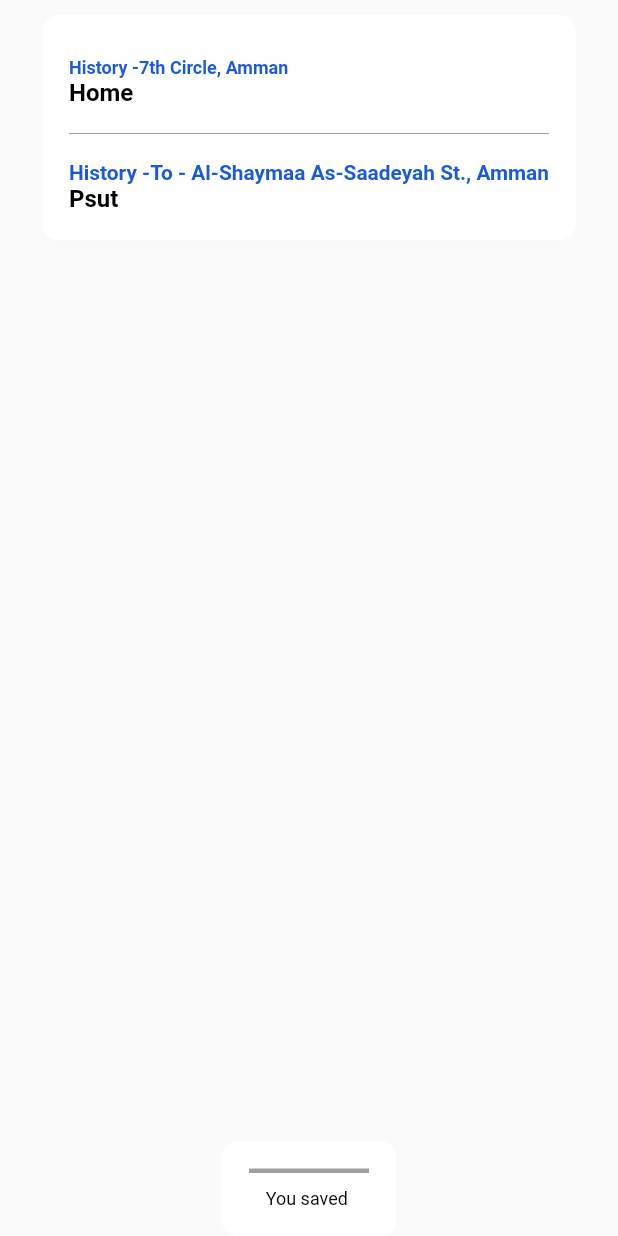
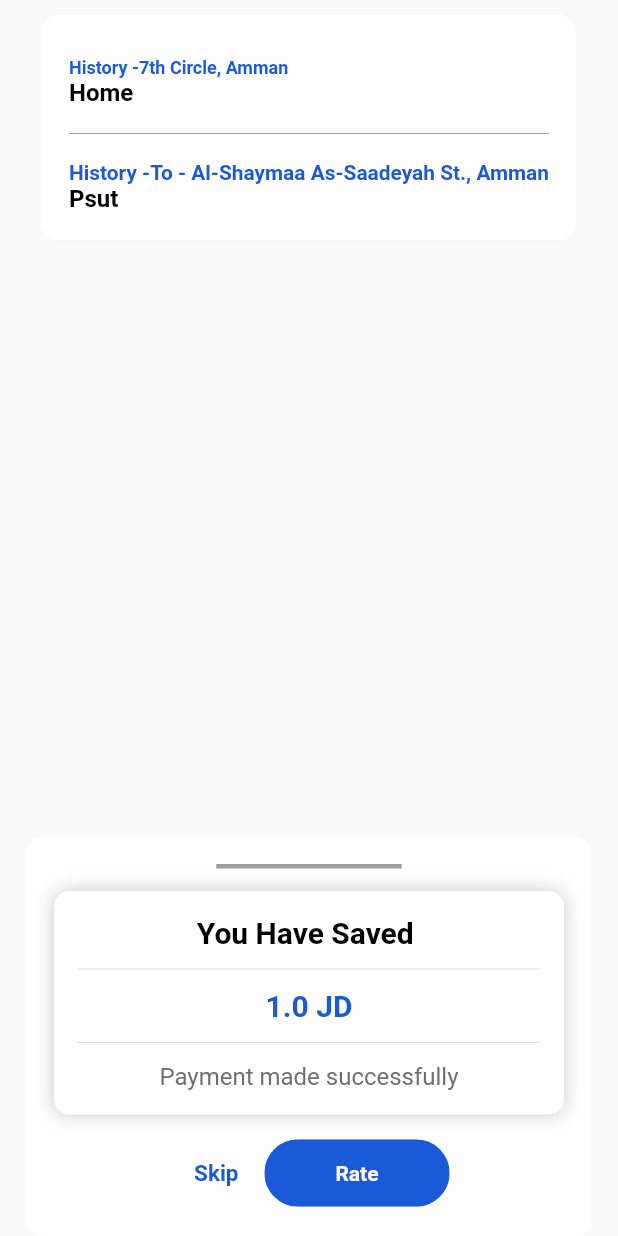
Before and after one commit to sadeelmu/Ontheway, a Flutter app: the FinishRideScreen widget shown alone on an empty page, opened directly, on a phone screen of 412 x 824 dp. Run offline on Flutter 3.47's test engine with Material 2 defaults, Android fonts, the phone set to English and light mode, and no system bars; our stand-ins replace geolocator, get_it, google_maps_flutter; missing offline and left inert: flutter_polyline_points.

Commit message:
adding finish ride

```diff
--- a/lib/core/screens/container/container_screen.dart
+++ b/lib/core/screens/container/container_screen.dart
@@ -12,6 +12,7 @@ import 'package:flutter/material.dart';
 
 import '../../../locator.dart';
 import '../../constants/color_constants.dart';
+import '../finish_ride/finish_ride_screen.dart';
 import '../start_ride/start_ride_screen.dart';
 
 class ContainerScreen extends StatefulWidget {
@@ -48,6 +49,7 @@ class _ContainerScreenState extends State<ContainerScreen> {
       }
       viewObserver.rebuildView.sink.add("");
     });
+
     viewObserver.viewObserverContoller.sink.add(ViewEnum.DESTENTION);
     super.initState();
   }
--- a/lib/core/screens/container/container_screen_app_bars.dart
+++ b/lib/core/screens/container/container_screen_app_bars.dart
@@ -105,6 +105,23 @@ class _AppBarViewsState extends State<AppBarViews> {
               avatarColor: ColorConstants.color_0xff1A5AD9,
               iconColor: ColorConstants.color_0xffffffff,
               hasBackIcon: true));
+          break;
+        case ViewEnum.FINISH_RIDE:
+          viewObserver.appBarViews.add(BaseAppBar(
+            leadingActionTap: () {
+              viewObserver.popScreen();
+            },
+            isToLined: false,
+            firstTextColor: Colors.black,
+            hasBackIcon: true,
+            secondeText: "Finished",
+            secondeTextColor: Colors.black,
+            avatarColor: ColorConstants.color_0xff1A5AD9,
+            iconColor: ColorConstants.color_0xffffffff,
+            backgroundColor: ColorConstants.color_0xffffffff,
+            coloredfirstTextColor: ColorConstants.color_0xff1A5AD9,
+          ));
+          break;
       }
       viewObserver.appbuildView.sink.add("event");
     });
--- a/lib/core/screens/finish_ride/finish_ride_screen.dart
+++ b/lib/core/screens/finish_ride/finish_ride_screen.dart
@@ -30,33 +30,101 @@ class _FinishRideScreenState extends State<FinishRideScreen> {
               borderRadius: BorderRadius.circular(10),
               child: Align(
                 alignment: Alignment.bottomCenter,
-                child: Padding(
-                  padding: const EdgeInsets.only(left: 23, right: 23),
                 child: ClipRRect(
                   borderRadius: BorderRadius.circular(10),
                   child: Container(
                     color: Colors.white,
                     child: Padding(
                       padding: const EdgeInsets.all(18),
-                        child:
-                            Column(mainAxisSize: MainAxisSize.min, children: [
+                      child: Column(mainAxisSize: MainAxisSize.min, children: [
                         Container(
-                            width: 80,
+                          width: MediaQuery.of(context).size.width * 0.3,
                           height: 3,
                           color: Colors.grey,
                         ),
                         SizedBox(
-                            height: 10,
+                          height: 15,
                         ),
-                          RichText(
-                            text: TextSpan(
-                              text: "You saved ",
-                              style:
-                                  TextStyle(color: Colors.black, fontSize: 12),
+                        Container(
+                          decoration: BoxDecoration(
+                              color: ColorConstants.color_0xffffffff,
+                              borderRadius: BorderRadius.circular(10),
+                              boxShadow: [BoxShadow(blurRadius: 10, spreadRadius: 0.1, color: Colors.black.withOpacity(0.2))]),
+                          child: Padding(
+                            padding: const EdgeInsets.all(16),
+                            child: Column(
+                              children: [
+                                CustomText(
+                                  title: "You Have Saved ",
+                                  style: const TextStyle(color: Colors.black, fontSize: 20, fontWeight: FontWeight.bold),
+                                ),
+                                SizedBox(
+                                  height: 5,
+                                ),
+                                Divider(),
+                                SizedBox(
+                                  height: 5,
+                                ),
+                                CustomText(
+                                  title: "1.0 JD",
+                                  style: const TextStyle(
+                                      color: ColorConstants.color_0xff1A5AD9, fontSize: 20, fontWeight: FontWeight.bold),
+                                ),
+                                SizedBox(
+                                  height: 5,
+                                ),
+                                Divider(),
+                                SizedBox(
+                                  height: 5,
+                                ),
+                                CustomText(
+                                  title: "Payment made successfully",
+                                  style: const TextStyle(
+                                      color: ColorConstants.color_0xff707070, fontSize: 16, fontWeight: FontWeight.normal),
+                                ),
+                              ],
                             ),
                           ),
+                        ),
+                        SizedBox(
+                          height: 15,
+                        ),
+                        Row(
+                          mainAxisAlignment: MainAxisAlignment.center,
+                          children: [
+                            TextButton(
+                              onPressed: () {},
+                              child: CustomText(
+                                title: "Skip",
+                                shouldFit: true,
+                                style: const TextStyle(
+                                    color: ColorConstants.color_0xff1A5AD9, fontSize: 15, fontWeight: FontWeight.bold),
+                              ),
+                            ),
+                            Align(
+                              alignment: Alignment.bottomCenter,
+                              child: InkWell(
+                                onTap: () {},
+                                child: ClipRRect(
+                                  borderRadius: BorderRadius.circular(25),
+                                  child: Container(
+                                    color: ColorConstants.color_0xff1A5AD9,
+                                    width: MediaQuery.of(context).size.width * 0.3,
+                                    height: 45,
+                                    alignment: Alignment.center,
+                                    padding: EdgeInsets.all(12),
+                                    child: CustomText(
+                                      shouldFit: false,
+                                      title: "Rate",
+                                      style: TextStyle(color: Colors.white, fontWeight: FontWeight.bold),
+                                    ),
+                                  ),
+                                ),
+                              ),
+                            ),
+                          ],
+                        )
                       ]),
-                      ),
                     ),
                   ),
                 ),
--- a/lib/core/screens/start_ride/start_ride_screen.dart
+++ b/lib/core/screens/start_ride/start_ride_screen.dart
@@ -1,4 +1,5 @@
 import 'package:beltareeq/core/constants/color_constants.dart';
+import 'package:beltareeq/core/enums/view_enum.dart';
 import 'package:beltareeq/core/screens/home_page/home_page_bloc.dart';
 import 'package:beltareeq/core/services/mock_services.dart';
 import 'package:beltareeq/core/shared_widgets/location_container.dart';
@@ -127,13 +128,18 @@ class _StartRideScreenState extends State<StartRideScreen> {
                                       title: "Message",
                                       style: TextStyle(
                                           color: ColorConstants.color_0xff1A5AD9, fontWeight: FontWeight.bold, fontSize: 10)),
-                                  CustomText(
+                                  InkWell(
+                                    onTap: () {
+                                      locator<ViewObserver>().rebuildViews(ViewEnum.FINISH_RIDE);
+                                    },
+                                    child: CustomText(
                                         title: "Cancel Trip",
                                         style: TextStyle(
                                           color: ColorConstants.color_0xff1A5AD9,
                                           fontWeight: FontWeight.bold,
                                           fontSize: 10,
                                         )),
+                                  ),
                                 ]),
                             SizedBox(
                               height: 20,
--- a/lib/routes.dart
+++ b/lib/routes.dart
@@ -1,5 +1,6 @@
 import 'package:beltareeq/core/constants/routers_constants.dart';
 import 'package:beltareeq/core/screens/destination_page/destination_page_screen.dart';
+import 'package:beltareeq/core/screens/finish_ride/finish_ride_screen.dart';
 import 'package:beltareeq/core/screens/location_search/location_search_screen.dart';
 import 'package:beltareeq/core/screens/login_page/login_page_screen.dart';
 import 'package:beltareeq/core/screens/pickup_location/pickup_location_screen.dart';
@@ -15,4 +16,5 @@ Map<String, Widget Function(BuildContext context)> routes = {
   RoutesConstants.location_search_page: (context) => LocationSearchScreen(),
   RoutesConstants.ride_options_page: (context) => RideOptionsScreen(),
   RoutesConstants.location_pickup: (context) => LocationPickup(),
+  RoutesConstants.finish_ride: (context) => FinishRideScreen(),
 };
```
Also changed, not shown: lib/core/screens/start_ride/start_ride_bloc.dart (added). Lines whose indentation alone changed are shown as unchanged.
